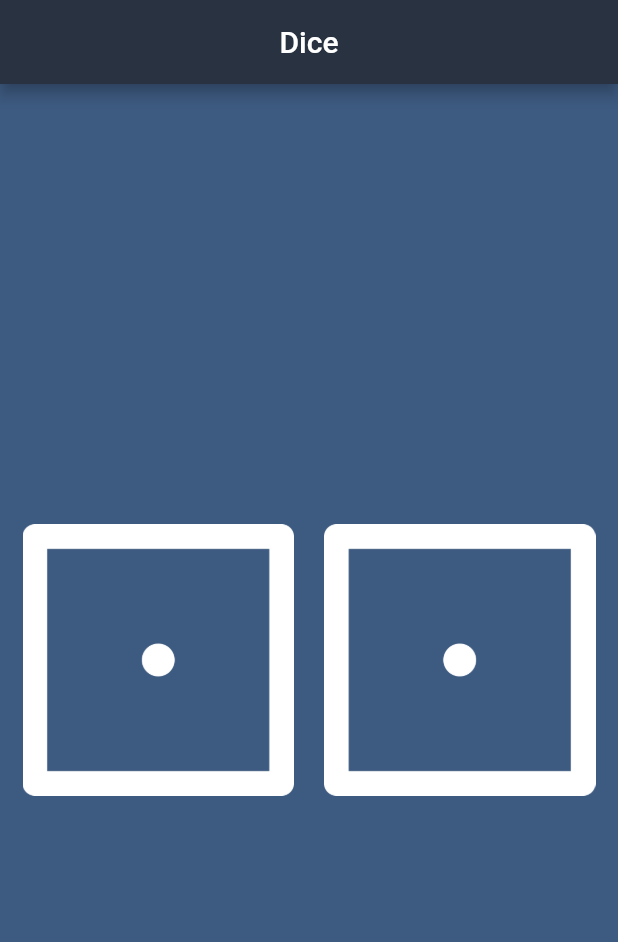
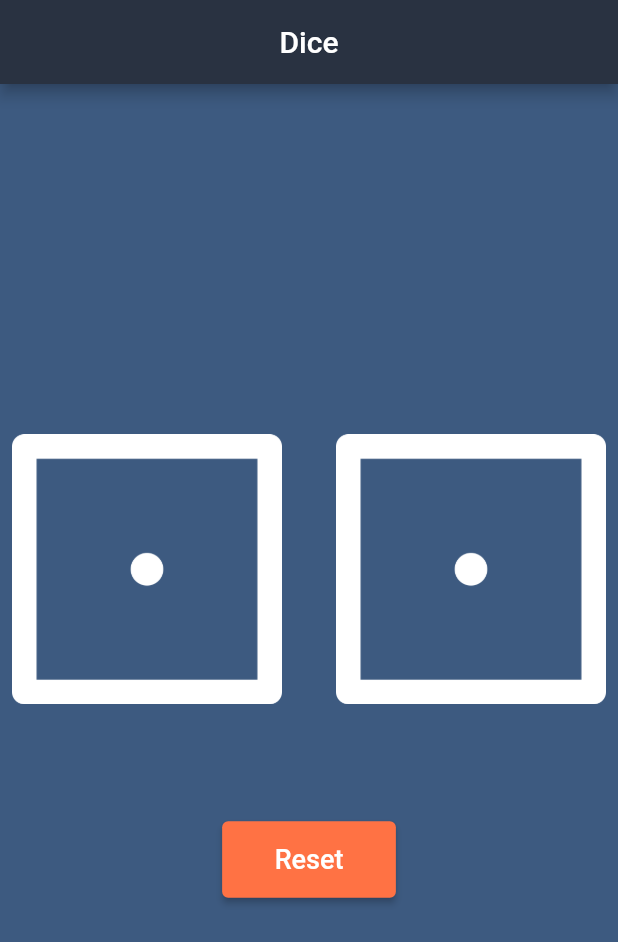
Before and after one commit to nabilmersni/Dice_game-Flutter-App, a Flutter app: the screen it shows after launch, on a phone screen of 412 x 824 dp. Shown: the top 942 px of the screen. Run offline on Flutter 3.47's test engine with Material 2 defaults, Android fonts, the phone set to English and light mode, and no system bars.

Commit message:
finishing the app

```diff
--- a/lib/main.dart
+++ b/lib/main.dart
@@ -1,4 +1,5 @@
 import 'package:flutter/material.dart';
+import 'dart:math';
 
 void main() {
   runApp(const MyApp());
@@ -27,35 +28,85 @@ class MyApp extends StatelessWidget {
   }
 }
 
-class GameBody extends StatelessWidget {
+class GameBody extends StatefulWidget {
   const GameBody({Key? key}) : super(key: key);
 
   @override
+  _GameBodyState createState() => _GameBodyState();
+}
+
+class _GameBodyState extends State<GameBody> {
+  int leftDiceNumber = 1;
+  int rightDiceNumber = 1;
+
+  @override
   Widget build(BuildContext context) {
-    return Center(
-      child: Padding(
-        padding: const EdgeInsets.all(15),
+    return Column(
+      mainAxisAlignment: MainAxisAlignment.center,
+      children: [
+        Center(
           child: Row(
             mainAxisAlignment: MainAxisAlignment.center,
-          children: const [
+            children: [
               Expanded(
                 flex: 1,
+                child: TextButton(
+                  onPressed: () {
+                    setState(() {
+                      leftDiceNumber = randomNumberFN();
+                    });
+                  },
                   child: Image(
-                image: AssetImage('images/dice1.png'),
+                    image: AssetImage('images/dice$leftDiceNumber.png'),
                   ),
                 ),
-            SizedBox(
+              ),
+              const SizedBox(
                 width: 20,
               ),
               Expanded(
                 flex: 1,
+                child: TextButton(
+                  onPressed: () {
+                    setState(() {
+                      rightDiceNumber = randomNumberFN();
+                    });
+                  },
                   child: Image(
-                image: AssetImage('images/dice1.png'),
+                    image: AssetImage('images/dice$rightDiceNumber.png'),
+                  ),
                 ),
               ),
             ],
           ),
         ),
+        const SizedBox(
+          height: 70,
+        ),
+        ElevatedButton(
+          style: ElevatedButton.styleFrom(
+            padding: EdgeInsets.symmetric(vertical: 15, horizontal: 35),
+            primary: Color(0xffFF7244),
+          ),
+          onPressed: () {
+            setState(() {
+              leftDiceNumber = 1;
+              rightDiceNumber = 1;
+            });
+          },
+          child: const Text(
+            'Reset',
+            style: TextStyle(
+              fontSize: 18,
+            ),
+          ),
+        ),
+      ],
     );
   }
 }
+
+int randomNumberFN() {
+  int randomNumber = Random().nextInt(6) + 1;
+  return randomNumber;
+}
```
Lines whose indentation alone changed are shown as unchanged.
